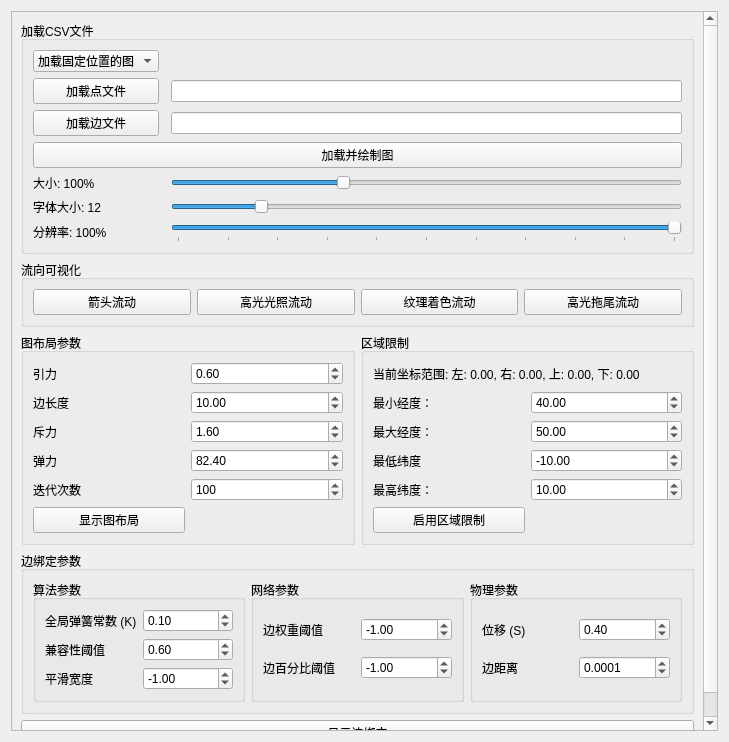
Old version of the form vis4earth/graph_viser/graph_layout.ui in the repository junjiangyue/vis-on-earth-qt-osg.
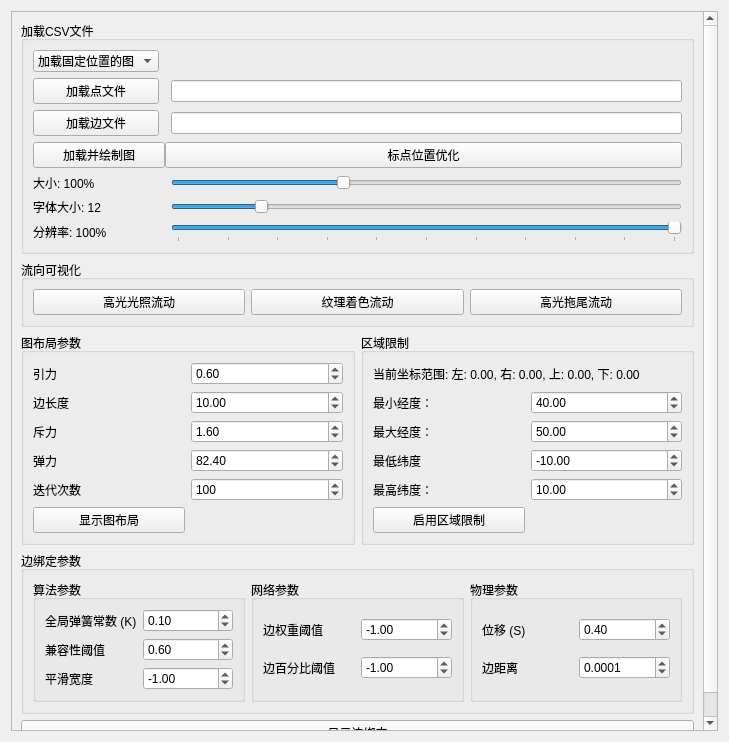
New version of the form.

Diff of the .ui file:
```diff
--- a/vis4earth/graph_viser/graph_layout.ui
+++ b/vis4earth/graph_viser/graph_layout.ui
@@ -147,13 +147,20 @@
                     <item row="3" column="2">
                       <widget class="QLineEdit" name="edgesFilePath"/>
                     </item>
-                    <item row="4" column="0" colspan="3">
+                    <item row="4" column="0" colspan="2">
                       <widget class="QPushButton" name="loadAndDrawGraphButton">
                         <property name="text">
                           <string>加载并绘制图</string>
                         </property>
                       </widget>
                     </item>
+                    <item row="4" column="1" colspan="2">
+                      <widget class="QPushButton" name="loadMarker">
+                        <property name="text">
+                          <string>标点位置优化</string>
+                        </property>
+                      </widget>
+                    </item>
                   </layout>
                 </widget>
               </item>
@@ -163,13 +170,13 @@
                     <string>流向可视化</string>
                   </property>
                   <layout class="QHBoxLayout" name="horizontalLayoutFlowVisualization">
-                    <item>
+                    <!--<item>
                       <widget class="QPushButton" name="arrowFlowButton">
                         <property name="text">
                           <string>箭头流动</string>
                         </property>
                       </widget>
-                    </item>
+                    </item>-->
                     <item>
                       <widget class="QPushButton" name="highlightFlowButton">
                         <property name="text">
```
Left out of the diff: 1 changed line with no effect on the pictures.
